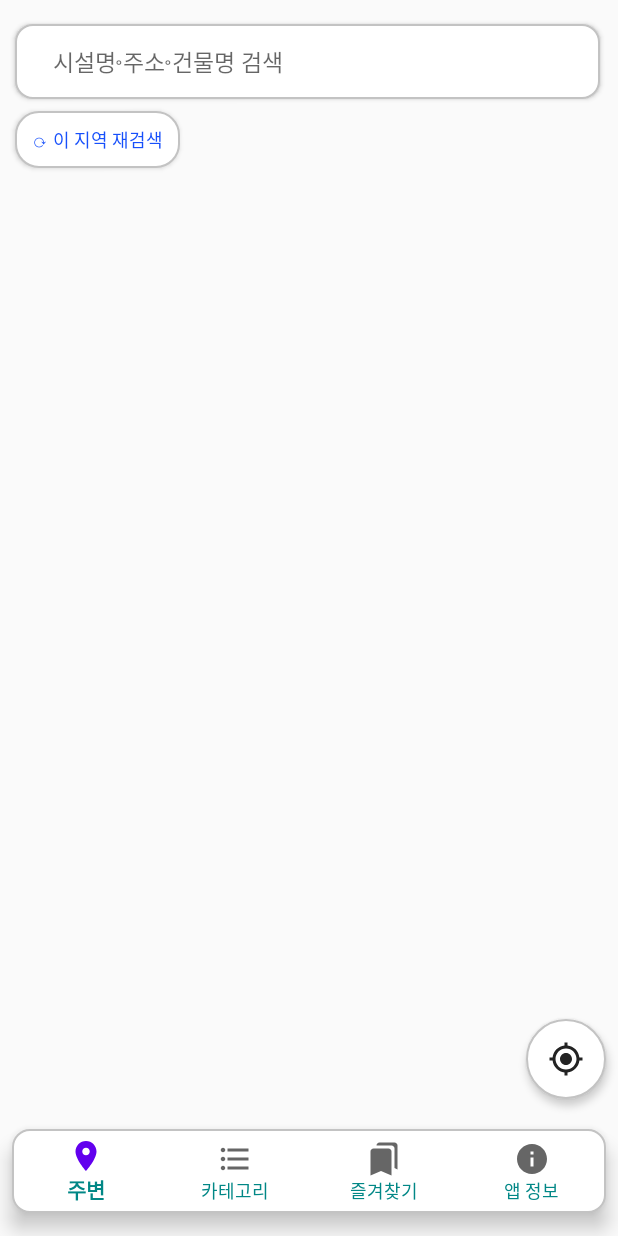
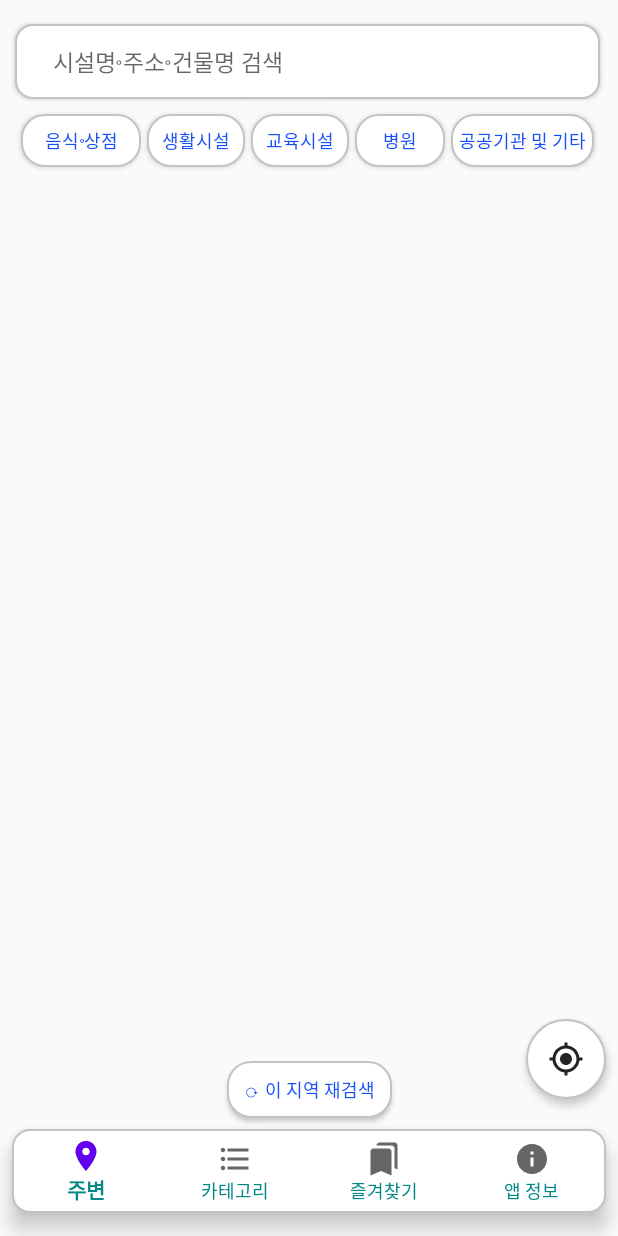
Before and after one commit to hisungwoo/ConvenienceMap, an Android app: the screen it shows after launch (MainActivity), on a phone screen of 412 x 824 dp. Run offline under Robolectric (Android 15) with nearby library versions, the phone set to English and light mode, and no system bars; libraries missing offline, so code that uses them is left out: com.tickaroo.tikxml, net.daum.android, net.daum.mf; 10 statements that could not run were skipped.

Commit message:
1. 메인 UI 수정

```diff
--- a/app/src/main/java/com/ilsamil/conveniencemap/MainActivity.kt
+++ b/app/src/main/java/com/ilsamil/conveniencemap/MainActivity.kt
@@ -209,7 +209,6 @@ class MainActivity : AppCompatActivity(), MapView.MapViewEventListener {
                 var gList = geocoder.getFromLocation(latitude, longitude, 5)
                 val cggNm : String = gList[1].subLocality
                 val roadNm : String = gList[1].featureName
-
                 Log.d("ttest", "현재 위치 : " + cggNm + " " + roadNm)
 
                 mainViewModel.getLocationFacl(cggNm, roadNm)
@@ -218,6 +217,8 @@ class MainActivity : AppCompatActivity(), MapView.MapViewEventListener {
             } catch (e : IOException) {
                 Log.d("ttest", "지오코드 오류 : " + e.printStackTrace())
             }
+        } else {
+            Log.d("ttest", "현재 위치 : null")
         }
     }
 
--- a/app/src/main/java/com/ilsamil/conveniencemap/MainViewModel.kt
+++ b/app/src/main/java/com/ilsamil/conveniencemap/MainViewModel.kt
@@ -110,7 +110,7 @@ class MainViewModel : ViewModel() {
 
     // 파라미터 주소의 정보 표시
     fun getLocationFacl(cggNm : String, roadNm : String) {
-        val facinfoCall : Call<FacInfoList> = locationFaclService.getLocationFaclList(cggNm, roadNm)
+        val facinfoCall : Call<FacInfoList> = locationFaclService.getLocationFaclList(cggNm, "", "1000")
         facinfoCall.enqueue(object : Callback<FacInfoList> {
             override fun onResponse(call: Call<FacInfoList>, response: Response<FacInfoList>) {
                 if(response.isSuccessful()) {
--- a/app/src/main/java/com/ilsamil/conveniencemap/repository/RetrofitService.kt
+++ b/app/src/main/java/com/ilsamil/conveniencemap/repository/RetrofitService.kt
@@ -10,6 +10,7 @@ interface RetrofitService {
     companion object {
         const val FACL_BASE_URL = "http://apis.data.go.kr/B554287/DisabledPersonConvenientFacility/"
         const val EVALINFO_BASE_URL = "http://apis.data.go.kr/B554287/DisabledPersonConvenientFacility/"
+        const val KAKAOGEO = "https://dapi.kakao.com/v2/local/geo/coord2address.json/"
     }
 
     @GET("getDisConvFaclList?serviceKey=E6PZth5Xxp14kb9K%2BcdqMVPdltgGfmjR5OY8gEi1ARAV7mibmfWj7lq54rPJx0wiWoNJ0jZHAyMMsto875iTPw%3D%3D")
@@ -23,7 +24,11 @@ interface RetrofitService {
 
     @GET("getDisConvFaclList?serviceKey=E6PZth5Xxp14kb9K%2BcdqMVPdltgGfmjR5OY8gEi1ARAV7mibmfWj7lq54rPJx0wiWoNJ0jZHAyMMsto875iTPw%3D%3D")
     fun getLocationFaclList(@Query("cggNm") cggNm : String,
-                            @Query("roadNm") roadNm : String)
+                            @Query("roadNm") roadNm : String,
+                            @Query("numOfRows") numOfRows : String)
     : Call<FacInfoList>
 
+
+
+
 }
--- a/app/src/main/res/layout/activity_main.xml
+++ b/app/src/main/res/layout/activity_main.xml
@@ -25,16 +25,84 @@
         />
 
     <Button
+        android:id="@+id/shop_category_btn"
+        android:textSize="12sp"
+        android:layout_width="80dp"
+        android:layout_height="35dp"
+        android:layout_marginTop="10dp"
+        android:background="@drawable/refresh"
+        android:text="음식⸰상점"
+        android:textColor="#1750FB"
+        app:layout_constraintTop_toBottomOf="@+id/search_btn"
+        app:layout_constraintStart_toStartOf="@+id/search_btn"
+        app:layout_constraintEnd_toStartOf="@id/living_category_btn"
+        />
+
+    <Button
+        android:id="@+id/living_category_btn"
+        android:textSize="12sp"
+        android:layout_width="65dp"
+        android:layout_height="35dp"
+        android:background="@drawable/refresh"
+        android:text="생활시설"
+        android:textColor="#1750FB"
+        app:layout_constraintTop_toTopOf="@+id/shop_category_btn"
+        app:layout_constraintStart_toEndOf="@+id/shop_category_btn"
+        app:layout_constraintEnd_toStartOf="@id/education_category_btn"
+        />
+
+    <Button
+        android:id="@+id/education_category_btn"
+        android:textSize="12sp"
+        android:layout_width="65dp"
+        android:layout_height="35dp"
+        android:background="@drawable/refresh"
+        android:text="교육시설"
+        android:textColor="#1750FB"
+        app:layout_constraintTop_toTopOf="@+id/living_category_btn"
+        app:layout_constraintStart_toEndOf="@+id/living_category_btn"
+        app:layout_constraintEnd_toStartOf="@id/hospital_category_btn"
+        />
+    <Button
+        android:id="@+id/hospital_category_btn"
+        android:textSize="12sp"
+        android:layout_width="60dp"
+        android:layout_height="35dp"
+        android:background="@drawable/refresh"
+        android:text="병원"
+        android:textColor="#1750FB"
+        app:layout_constraintTop_toTopOf="@+id/education_category_btn"
+        app:layout_constraintStart_toEndOf="@+id/education_category_btn"
+        app:layout_constraintEnd_toStartOf="@id/public_category_btn"
+        />
+
+    <Button
+        android:id="@+id/public_category_btn"
+        android:textSize="12sp"
+        android:layout_width="95dp"
+        android:layout_height="35dp"
+        android:background="@drawable/refresh"
+        android:text="공공기관 및 기타"
+        android:textColor="#1750FB"
+        app:layout_constraintTop_toTopOf="@+id/hospital_category_btn"
+        app:layout_constraintStart_toEndOf="@+id/hospital_category_btn"
+        app:layout_constraintEnd_toEndOf="@id/search_btn"
+        />
+
+
+
+    <Button
         android:id="@+id/refresh_btn"
-        android:layout_marginTop="8dp"
         android:textSize="12sp"
         android:layout_width="110dp"
         android:layout_height="38dp"
+        android:layout_marginBottom="7dp"
         android:background="@drawable/refresh"
         android:text="⟳ 이 지역 재검색"
         android:textColor="#1750FB"
-        app:layout_constraintTop_toBottomOf="@+id/search_btn"
-        app:layout_constraintStart_toStartOf="@+id/search_btn"
+        app:layout_constraintBottom_toTopOf="@+id/bottom_nav"
+        app:layout_constraintStart_toStartOf="@id/bottom_nav"
+        app:layout_constraintEnd_toEndOf="@id/bottom_nav"
         />
 
     <androidx.constraintlayout.widget.ConstraintLayout
```
